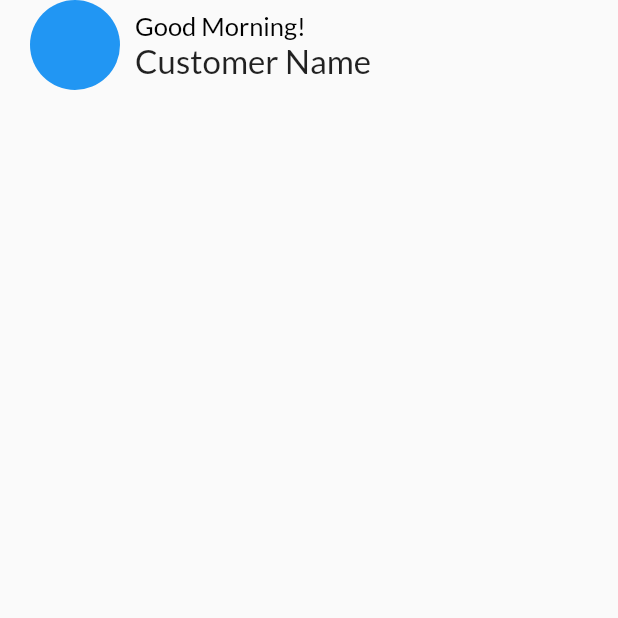
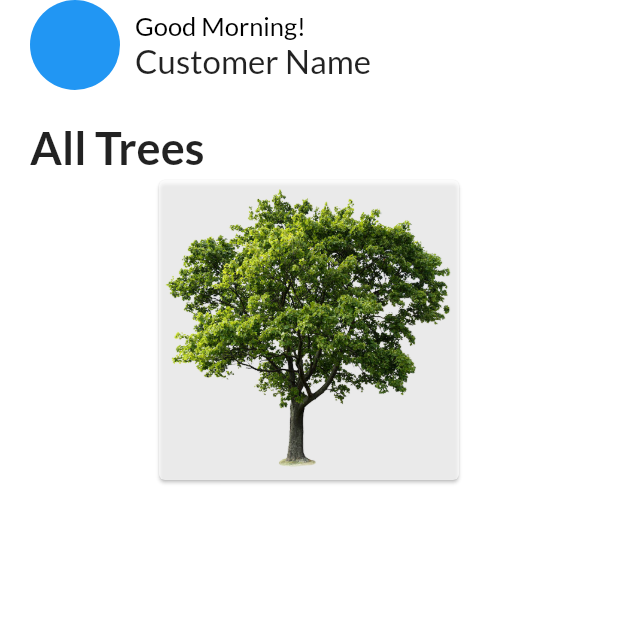
Before and after one commit to ripon1995/tree_plantation_mob, a Flutter app: the HomeView screen opened by its route, on a phone screen of 412 x 824 dp, the top half of it. Run offline on Flutter 3.47's test engine with Material 2 defaults, Android fonts, the phone set to English and light mode, and no system bars; our stand-ins replace dio, flutter_svg, get, google_fonts, logger, shared_preferences; accounts and stored records are empty; project files that could hold a hidden picture were left out.

Commit message:
task : 2-home
what ?
ui implementation

how ?
1. all-trees part is going on

```diff
--- a/lib/app/modules/home/views/home_view.dart
+++ b/lib/app/modules/home/views/home_view.dart
@@ -1,16 +1,22 @@
 import 'package:flutter/material.dart';
 import 'package:get/get.dart';
+import 'package:google_fonts/google_fonts.dart';
 import 'package:tree_plantation_mobile/app/modules/home/controllers/home_controller.dart';
+import 'package:tree_plantation_mobile/app/modules/home/widgets/allTree.dart';
 import 'package:tree_plantation_mobile/app/modules/home/widgets/profile_info.dart';
 
 class HomeView extends GetView<HomeController> {
   @override
   Widget build(BuildContext context) {
     return Scaffold(
+      backgroundColor: Colors.white,
       body: SafeArea(
         child: Column(
           children: [
             profileInfo(),
+            SizedBox(height: 20,),
+            Container(child: Text("All Trees",style: GoogleFonts.lato(fontWeight: FontWeight.bold,fontSize: 30)),alignment: Alignment.topLeft,margin: EdgeInsets.only(left: 20),),
+            allTree(),
           ],
         ),
       ),
--- /dev/null
+++ b/lib/app/modules/home/widgets/allTree.dart
@@ -0,0 +1,14 @@
+import 'package:flutter/material.dart';
+import 'package:google_fonts/google_fonts.dart';
+
+Widget allTree() {
+  return
+      Card(
+        color: Colors.white70,
+        child: SizedBox(
+          height: 200,
+          width: 200,
+          child: Container(child: Image.asset("assets/images/test-image.png"),height: 50,width: 50,),
+        ),
+      );
+}
```
Also changed, not shown: assets/images/test-image.png (added).
